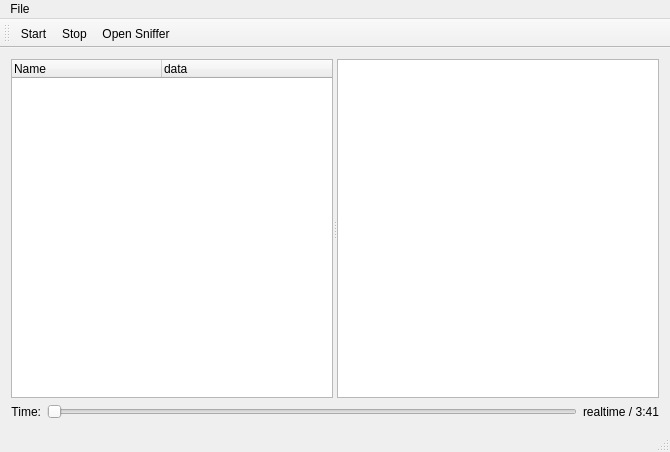
Before: the Qt Designer form MainWindow.ui in cetic/foren6-gui-qt, drawn with Qt 5.
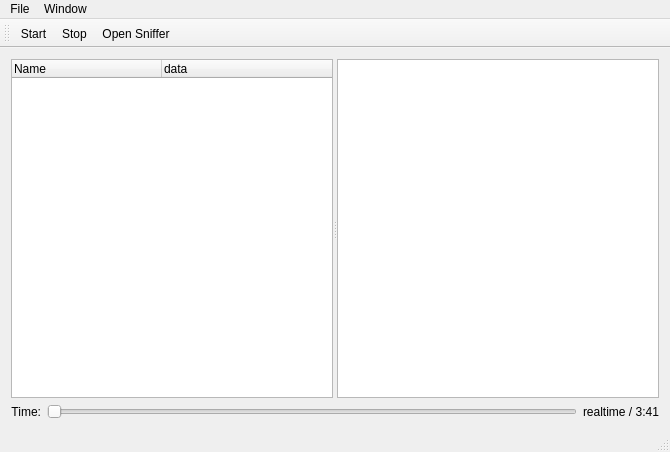
After: the same form once the commit is applied. Icons and pictures are not drawn.

Commit message: Allow having several different information window. Messages are shared but the filter can be different on different windows

Patch:
```diff
--- a/MainWindow.ui
+++ b/MainWindow.ui
@@ -99,7 +99,14 @@
     <addaction name="actionStop"/>
     <addaction name="actionOpenSniffer"/>
    </widget>
+   <widget class="QMenu" name="menuWindow">
+    <property name="title">
+     <string>Window</string>
+    </property>
+    <addaction name="actionNewInformationWindow"/>
+   </widget>
    <addaction name="menuFile"/>
+   <addaction name="menuWindow"/>
   </widget>
   <widget class="QToolBar" name="mainToolBar">
    <property name="toolButtonStyle">
```
Left out of the diff: 5 changed lines with no effect on the pictures. The commit also changes 8 other files.
